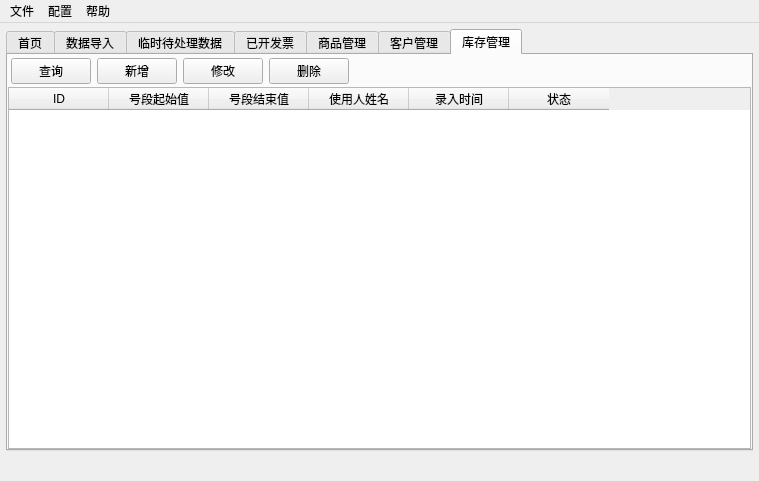
This is src/invoice/gui/mainwindow.ui in lcw2004/fapiao as Qt 5 draws it before an edit. The edited form follows.
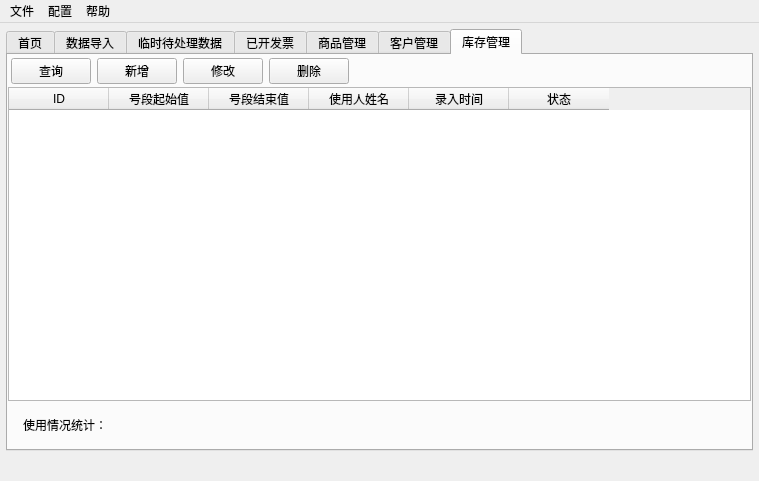
This is the edited form. The open tabs and pages were chosen to show the change. Icons and pictures are not drawn.

Commit message: 统计发票使用情况（库存管理员）

The edit to the form file:
```diff
--- a/src/invoice/gui/mainwindow.ui
+++ b/src/invoice/gui/mainwindow.ui
@@ -1102,7 +1102,7 @@
        <attribute name="title">
         <string>库存管理</string>
        </attribute>
-       <layout class="QVBoxLayout" name="verticalLayout_11" stretch="0,0">
+       <layout class="QVBoxLayout" name="verticalLayout_11" stretch="0,0,0">
         <property name="spacing">
          <number>0</number>
         </property>
@@ -1216,6 +1216,20 @@
           </column>
          </widget>
         </item>
+        <item>
+         <layout class="QHBoxLayout" name="horizontalLayout_10">
+          <property name="margin">
+           <number>15</number>
+          </property>
+          <item>
+           <widget class="QLabel" name="section_use_status_label">
+            <property name="text">
+             <string>使用情况统计：</string>
+            </property>
+           </widget>
+          </item>
+         </layout>
+        </item>
        </layout>
       </widget>
      </widget>
```
Left out of the diff: 6 changed lines with no effect on the pictures. The commit also changes 3 other files.
